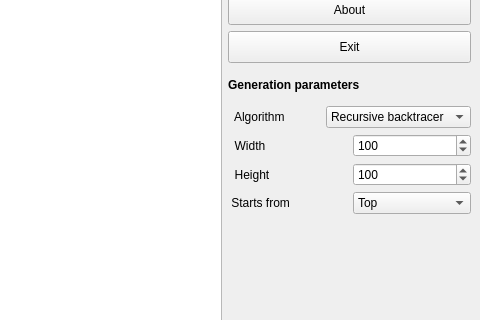
First picture: the form in interfaces/MainWindow.ui, repository danieldidiobalsamo/maze_generator, before the edit; both pictures show x 537 to 1017 and y 127 to 447 of the 1017 by 709 pixel window.
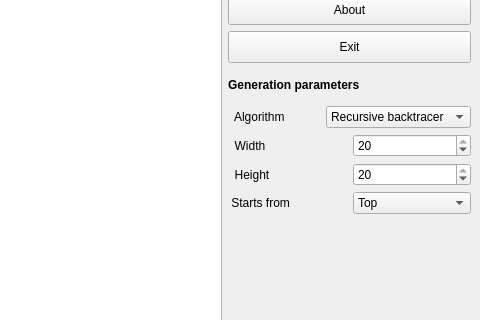
Second picture: the form after the edit.

```diff
--- a/interfaces/MainWindow.ui
+++ b/interfaces/MainWindow.ui
@@ -164,11 +164,14 @@
         </item>
         <item>
          <widget class="QSpinBox" name="widthSpinBox">
+          <property name="minimum">
+           <number>2</number>
+          </property>
           <property name="maximum">
-           <number>500</number>
+           <number>20</number>
           </property>
           <property name="value">
-           <number>100</number>
+           <number>20</number>
           </property>
          </widget>
         </item>
@@ -185,11 +188,14 @@
         </item>
         <item>
          <widget class="QSpinBox" name="heightSpinBox">
+          <property name="minimum">
+           <number>2</number>
+          </property>
           <property name="maximum">
-           <number>500</number>
+           <number>20</number>
           </property>
           <property name="value">
-           <number>100</number>
+           <number>20</number>
           </property>
          </widget>
         </item>
```
